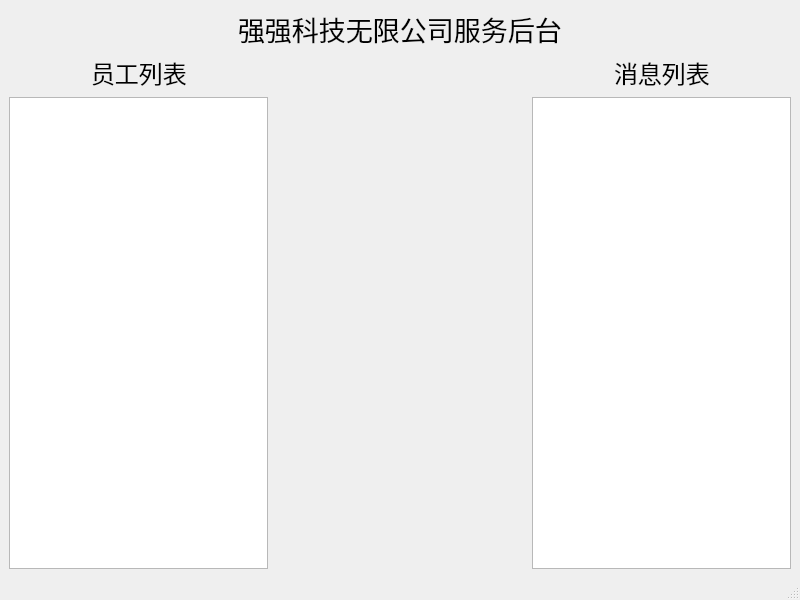
1314kele/Face-Recognition-Attendance-System, file faceServer/mainwindow.ui: the form before one commit.
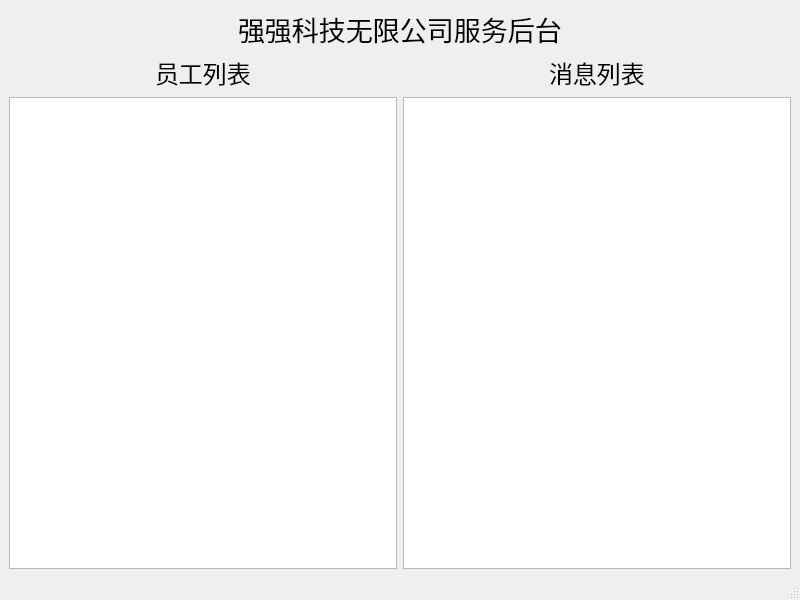
The form after the commit.

Patch:
```diff
--- a/faceServer/mainwindow.ui
+++ b/faceServer/mainwindow.ui
@@ -112,19 +112,6 @@
           </item>
          </layout>
         </item>
-        <item>
-         <spacer name="horizontalSpacer_5">
-          <property name="orientation">
-           <enum>Qt::Horizontal</enum>
-          </property>
-          <property name="sizeHint" stdset="0">
-           <size>
-            <width>40</width>
-            <height>20</height>
-           </size>
-          </property>
-         </spacer>
-        </item>
         <item>
          <layout class="QVBoxLayout" name="verticalLayout_2">
           <item>
```
